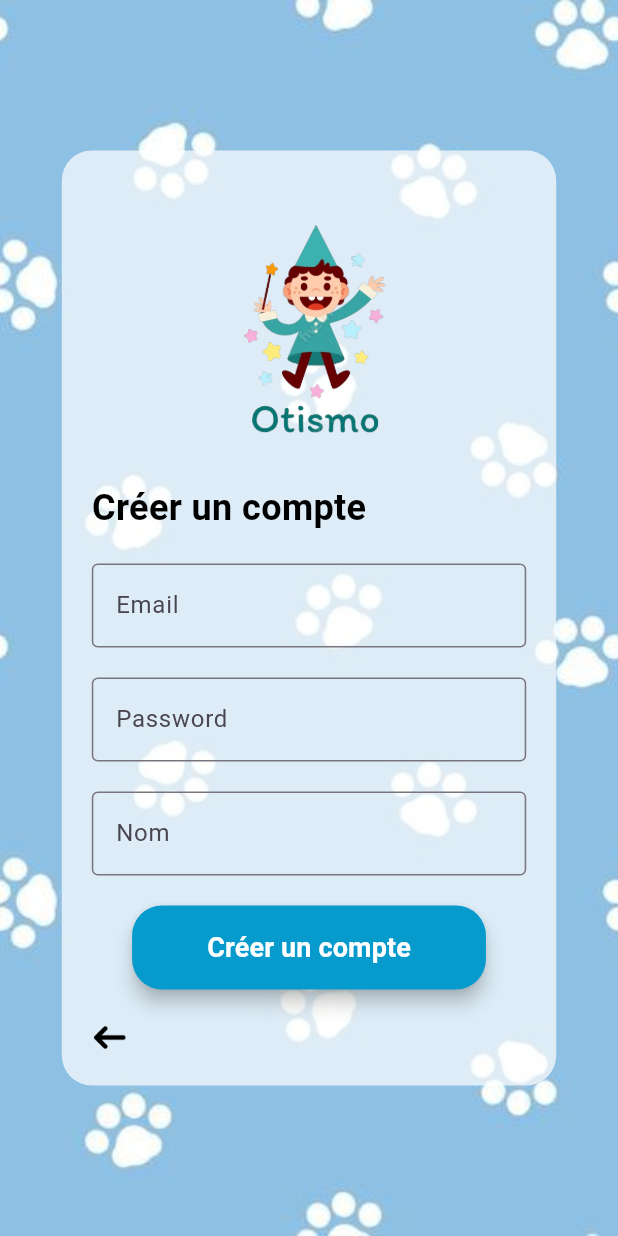
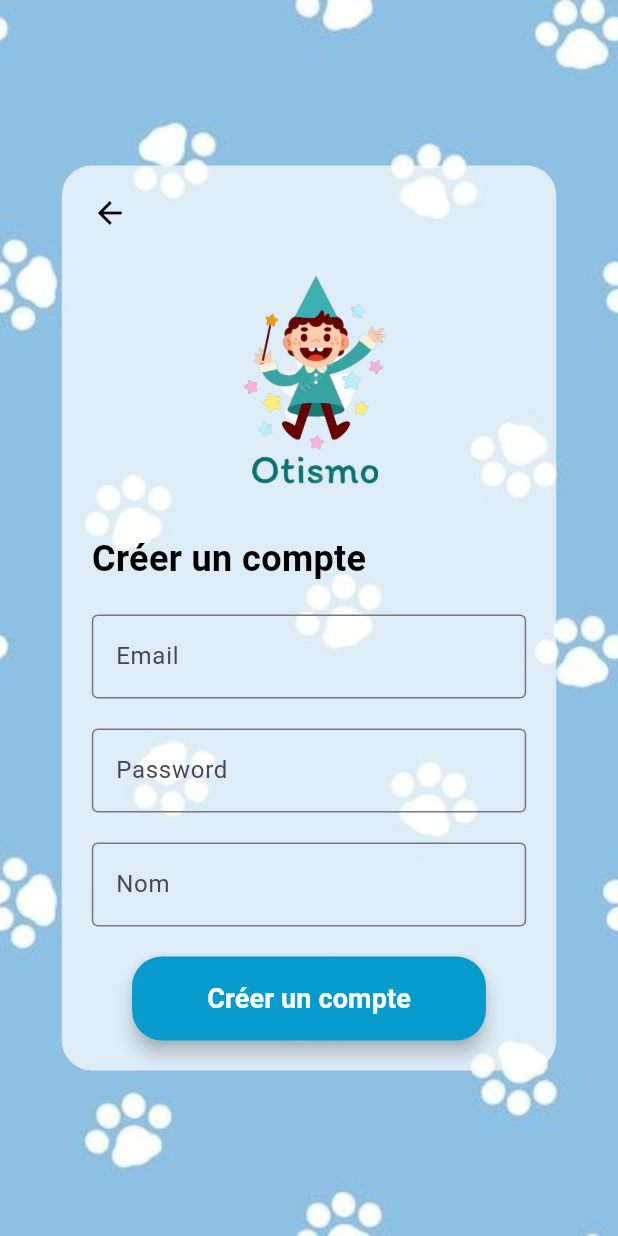
Before and after one commit to ons777/autisme, a Flutter app: the CreateAccountPage screen opened directly, on a phone screen of 412 x 824 dp. Run offline on Flutter 3.47's test engine with Material 3 defaults, Android fonts, the light colour scheme and no system bars; our stand-ins replace cloud_firestore, firebase_auth, firebase_core, flutter_chat_types, flutter_chat_ui, flutter_tts and 2 more; accounts and stored records are empty.

Commit message:
Update create_account.dart

```diff
--- a/lib/create_account.dart
+++ b/lib/create_account.dart
@@ -3,7 +3,7 @@ import 'dart:math'; // Import the 'dart:math' library for using the Random class
 import 'package:flutter/material.dart';
 import 'package:firebase_auth/firebase_auth.dart';
 import 'package:cloud_firestore/cloud_firestore.dart';
-import 'package:autisme/login.dart';
+import 'login.dart';
 
 class CreateAccountPage extends StatelessWidget {
   const CreateAccountPage({super.key});
@@ -15,16 +15,19 @@ class CreateAccountPage extends StatelessWidget {
     final TextEditingController nameController = TextEditingController();
 
     bool isValidEmail(String email) {
-      final emailRegExp = RegExp(r"^[a-zA-Z0-9.!#$%&'*+/=?^_`{|}~-]+@[a-zA-Z0-9](?:[a-zA-Z0-9-]{0,61}[a-zA-Z0-9])?\.[a-zA-Z0-9](?:[a-zA-Z0-9-]{0,61}[a-zA-Z0-9])?$");
+      final emailRegExp = RegExp(
+          r"^[a-zA-Z0-9.!#$%&'*+/=?^_`{|}~-]+@[a-zA-Z0-9](?:[a-zA-Z0-9-]{0,61}[a-zA-Z0-9])?\.[a-zA-Z0-9](?:[a-zA-Z0-9-]{0,61}[a-zA-Z0-9])?$");
       return emailRegExp.hasMatch(email);
     }
 
     bool isValidPassword(String password) {
-      final passwordRegExp = RegExp(r"^(?=.*?[A-Z])(?=.*?[a-z])(?=.*?[0-9])(?=.*?[!@#\$&*~]).{8,}$");
+      final passwordRegExp = RegExp(
+          r"^(?=.*?[A-Z])(?=.*?[a-z])(?=.*?[0-9])(?=.*?[!@#\$&*~]).{8,}$");
       return passwordRegExp.hasMatch(password);
     }
 
-    final CollectionReference usersCollection = FirebaseFirestore.instance.collection('users');
+    final CollectionReference usersCollection =
+        FirebaseFirestore.instance.collection('users');
 
     return Scaffold(
       body: Container(
@@ -47,6 +50,16 @@ class CreateAccountPage extends StatelessWidget {
                 child: Column(
                   crossAxisAlignment: CrossAxisAlignment.start,
                   children: [
+                     GestureDetector(
+                                onTap: () {
+                                  Navigator.pop(context);
+                                },
+                                child: Icon(
+                                  Icons.arrow_back,
+                                  size: 24,
+                                  color: Colors.black,
+                                ),
+                              ),
                     Center(
                       child: Padding(
                         padding: const EdgeInsets.symmetric(vertical: 20),
@@ -113,32 +126,39 @@ class CreateAccountPage extends StatelessWidget {
                           if (!isValidPassword(password)) {
                             ScaffoldMessenger.of(context).showSnackBar(
                               const SnackBar(
-                                content: Text('Mot de passe invalide'),
+                                content: Text(
+                                    'Le mot de passe doit contenir au moins une lettre majuscule, une lettre minuscule, un chiffre, un caractère spécial et avoir une longueur minimale de 8 caractères.'),
                                 backgroundColor: Colors.red,
                               ),
                             );
                             return;
                           }
                           try {
-                            final userCredential = await FirebaseAuth.instance.createUserWithEmailAndPassword(
+                            final userCredential = await FirebaseAuth.instance
+                                .createUserWithEmailAndPassword(
                               email: email,
                               password: password,
                             );
 
-                            final profilePictureUrl = getRandomProfilePicture(); // Generate random profile picture URL
+                            final profilePictureUrl =
+                                getRandomProfilePicture(); // Generate random profile picture URL
 
                             final user = User(
                               uid: userCredential.user!.uid,
                               email: email,
                               name: name,
-                              profilePictureUrl: profilePictureUrl, // Set profile picture URL
+                              profilePictureUrl:
+                                  profilePictureUrl, // Set profile picture URL
                             );
 
-                            await usersCollection.doc(user.uid).set(user.toMap());
+                            await usersCollection
+                                .doc(user.uid)
+                                .set(user.toMap());
 
                             Navigator.pushReplacement(
                               context,
-                              MaterialPageRoute(builder: (context) => const LoginPage()),
+                              MaterialPageRoute(
+                                  builder: (context) => const LoginPage()),
                             );
                           } catch (error) {
                             String errorMessage = error.toString();
@@ -151,11 +171,13 @@ class CreateAccountPage extends StatelessWidget {
                           }
                         },
                         style: ElevatedButton.styleFrom(
-                          backgroundColor: const Color.fromARGB(255, 7, 155, 205),
+                          backgroundColor:
+                              const Color.fromARGB(255, 7, 155, 205),
                           shape: const RoundedRectangleBorder(
                             borderRadius: BorderRadius.all(Radius.circular(20)),
                           ),
-                          padding: const EdgeInsets.symmetric(horizontal: 50, vertical: 15),
+                          padding: const EdgeInsets.symmetric(
+                              horizontal: 50, vertical: 15),
                           elevation: 5,
                           shadowColor: Colors.black,
                         ),
@@ -169,17 +191,7 @@ class CreateAccountPage extends StatelessWidget {
                         ),
                       ),
                     ),
-                    const SizedBox(height: 20),
-                    GestureDetector(
-                      onTap: () {
-                        Navigator.pop(context); // Navigate back to the previous page
-                      },
-                      child: Image.asset(
-                        'assets/back_button_image.png',
-                        width: 24,
-                        height: 24,
-                      ),
-                    ),
+
                   ],
                 ),
               ),
```
